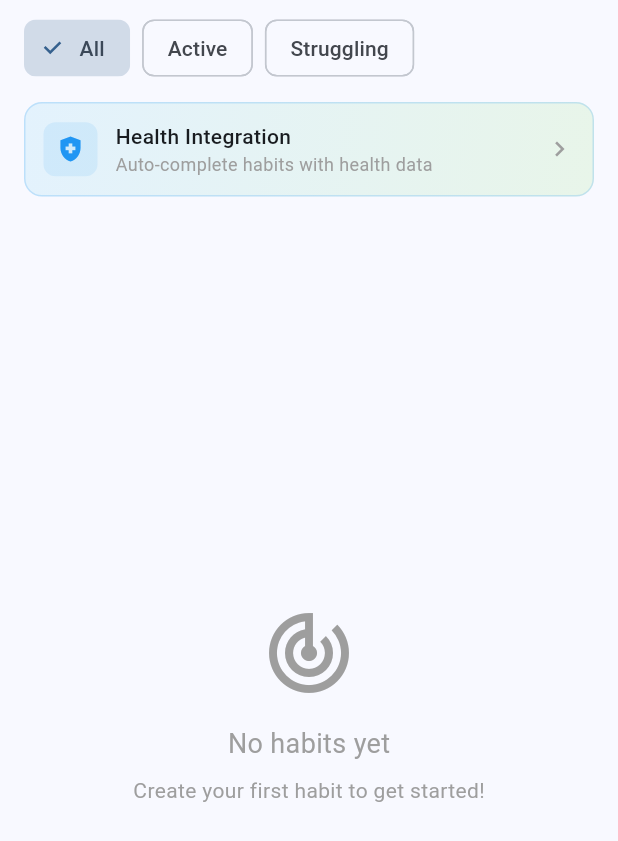
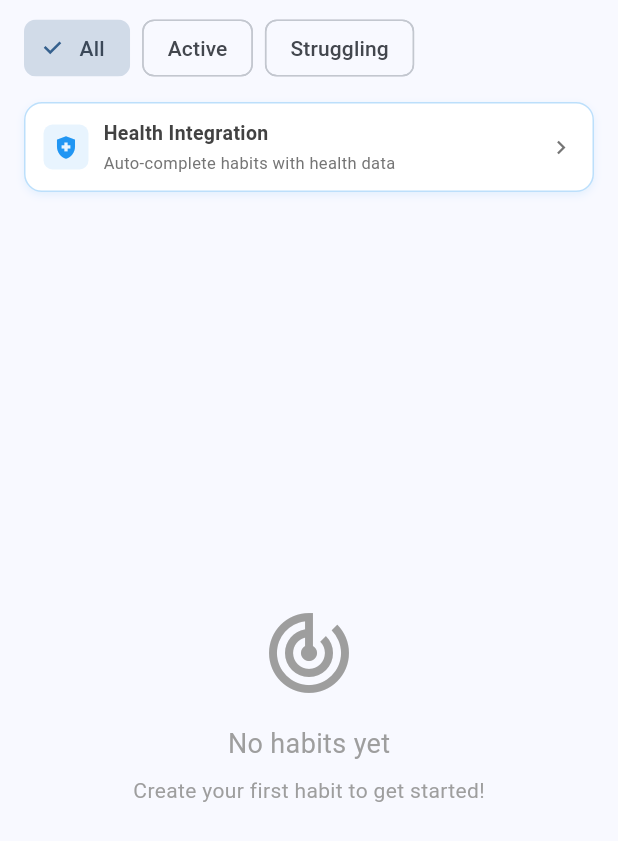
Before and after one commit to JayMass5800/HabitV8, a Flutter app: the AllHabitsScreen screen opened directly, on a phone screen of 412 x 824 dp. Shown: the top 841 px of the screen. Run offline on Flutter 3.47's test engine with Material 3 defaults, Android fonts, the light colour scheme and no system bars; our stand-ins replace device_info_plus, fl_chart, flutter_local_notifications, flutter_riverpod, go_router, hive and 6 more; missing offline and left inert: device_calendar, health; accounts and stored records are empty.

Commit message:
ui fixes health metric colors

```diff
--- a/lib/ui/screens/timeline_screen.dart
+++ b/lib/ui/screens/timeline_screen.dart
@@ -364,8 +364,10 @@ class _TimelineScreenState extends ConsumerState<TimelineScreen> {
         final day = date.day;
         return habit.monthlySchedule.contains(day);
       case HabitFrequency.yearly:
-        final today = DateTime.now();
-        return date.month == today.month && date.day == today.day;
+        // For yearly habits, check if the selected date matches the habit's yearly schedule
+        // The yearly schedule should be based on the habit's creation date or a specific date
+        final habitCreationDate = habit.createdAt;
+        return date.month == habitCreationDate.month && date.day == habitCreationDate.day;
     }
   }
 
--- a/lib/ui/widgets/health_habit_dashboard_widget.dart
+++ b/lib/ui/widgets/health_habit_dashboard_widget.dart
@@ -315,9 +315,16 @@ class _HealthHabitDashboardWidgetState extends ConsumerState<HealthHabitDashboar
       margin: const EdgeInsets.only(top: 12),
       padding: const EdgeInsets.all(12),
       decoration: BoxDecoration(
-        color: Colors.blue.withOpacity(0.1),
+        color: Colors.white,
         borderRadius: BorderRadius.circular(8),
         border: Border.all(color: Colors.blue.withOpacity(0.3)),
+        boxShadow: [
+          BoxShadow(
+            color: Colors.blue.withOpacity(0.1),
+            blurRadius: 4,
+            offset: const Offset(0, 2),
+          ),
+        ],
       ),
       child: Column(
         crossAxisAlignment: CrossAxisAlignment.start,
@@ -325,39 +332,44 @@ class _HealthHabitDashboardWidgetState extends ConsumerState<HealthHabitDashboar
           Row(
             children: [
               const Icon(Icons.today, size: 16, color: Colors.blue),
-              const SizedBox(width: 4),
-              const Text(
+              const SizedBox(width: 6),
+              Text(
                 'Today\'s Health Metrics',
                 style: TextStyle(
-                  fontSize: 12,
-                  fontWeight: FontWeight.w500,
+                  fontSize: 13,
+                  fontWeight: FontWeight.w600,
+                  color: Colors.grey[800],
                 ),
               ),
             ],
           ),
-          const SizedBox(height: 8),
+          const SizedBox(height: 10),
           Wrap(
             spacing: 8,
-            runSpacing: 4,
+            runSpacing: 6,
             children: _todayHealthSummary!.entries.map((entry) {
               final icon = _getHealthMetricIcon(entry.key);
               final value = _formatHealthValue(entry.key, entry.value);
 
               return Container(
-                padding: const EdgeInsets.symmetric(horizontal: 6, vertical: 2),
+                padding: const EdgeInsets.symmetric(horizontal: 8, vertical: 4),
                 decoration: BoxDecoration(
-                  color: Colors.white,
-                  borderRadius: BorderRadius.circular(4),
+                  color: Colors.blue.withOpacity(0.1),
+                  borderRadius: BorderRadius.circular(6),
                   border: Border.all(color: Colors.blue.withOpacity(0.2)),
                 ),
                 child: Row(
                   mainAxisSize: MainAxisSize.min,
                   children: [
-                    Icon(icon, size: 12, color: Colors.blue),
+                    Icon(icon, size: 14, color: Colors.blue[700]),
                     const SizedBox(width: 4),
                     Text(
                       value,
-                      style: const TextStyle(fontSize: 11),
+                      style: TextStyle(
+                        fontSize: 12,
+                        fontWeight: FontWeight.w500,
+                        color: Colors.grey[800],
+                      ),
                     ),
                   ],
                 ),
@@ -575,57 +587,68 @@ class CompactHealthHabitDashboard extends StatelessWidget {
     return GestureDetector(
       onTap: onTap,
       child: Container(
-        padding: const EdgeInsets.all(12),
+        height: 60, // Fixed height to prevent overflow
+        padding: const EdgeInsets.symmetric(horizontal: 12, vertical: 8),
         decoration: BoxDecoration(
-          gradient: LinearGradient(
-            colors: [Colors.blue.shade50, Colors.green.shade50],
-            begin: Alignment.topLeft,
-            end: Alignment.bottomRight,
-          ),
+          color: Colors.white,
           borderRadius: BorderRadius.circular(12),
-          border: Border.all(color: Colors.blue.withOpacity(0.2)),
+          border: Border.all(color: Colors.blue.withOpacity(0.3)),
+          boxShadow: [
+            BoxShadow(
+              color: Colors.blue.withOpacity(0.1),
+              blurRadius: 4,
+              offset: const Offset(0, 2),
+            ),
+          ],
         ),
         child: Row(
           children: [
             Container(
-              padding: const EdgeInsets.all(8),
+              padding: const EdgeInsets.all(6),
               decoration: BoxDecoration(
                 color: Colors.blue.withOpacity(0.1),
-                borderRadius: BorderRadius.circular(8),
+                borderRadius: BorderRadius.circular(6),
               ),
               child: const Icon(
                 Icons.health_and_safety,
                 color: Colors.blue,
-                size: 20,
+                size: 18,
               ),
             ),
-            const SizedBox(width: 12),
-            const Expanded(
+            const SizedBox(width: 10),
+            Expanded(
               child: Column(
                 crossAxisAlignment: CrossAxisAlignment.start,
+                mainAxisAlignment: MainAxisAlignment.center,
                 children: [
                   Text(
                     'Health Integration',
                     style: TextStyle(
-                      fontWeight: FontWeight.w500,
-                      fontSize: 14,
+                      fontWeight: FontWeight.w600,
+                      fontSize: 13,
+                      color: Colors.grey[800],
                     ),
+                    maxLines: 1,
+                    overflow: TextOverflow.ellipsis,
                   ),
+                  const SizedBox(height: 2),
                   Text(
                     'Auto-complete habits with health data',
                     style: TextStyle(
-                      fontSize: 12,
-                      color: Colors.grey,
+                      fontSize: 11,
+                      color: Colors.grey[600],
                     ),
+                    maxLines: 1,
+                    overflow: TextOverflow.ellipsis,
                   ),
                 ],
               ),
             ),
             if (onTap != null)
-              const Icon(
+              Icon(
                 Icons.chevron_right,
-                color: Colors.grey,
-                size: 20,
+                color: Colors.grey[600],
+                size: 18,
               ),
           ],
         ),
```
Also changed, not shown: lib/ui/screens/insights_screen.dart (+62 -7 lines).
